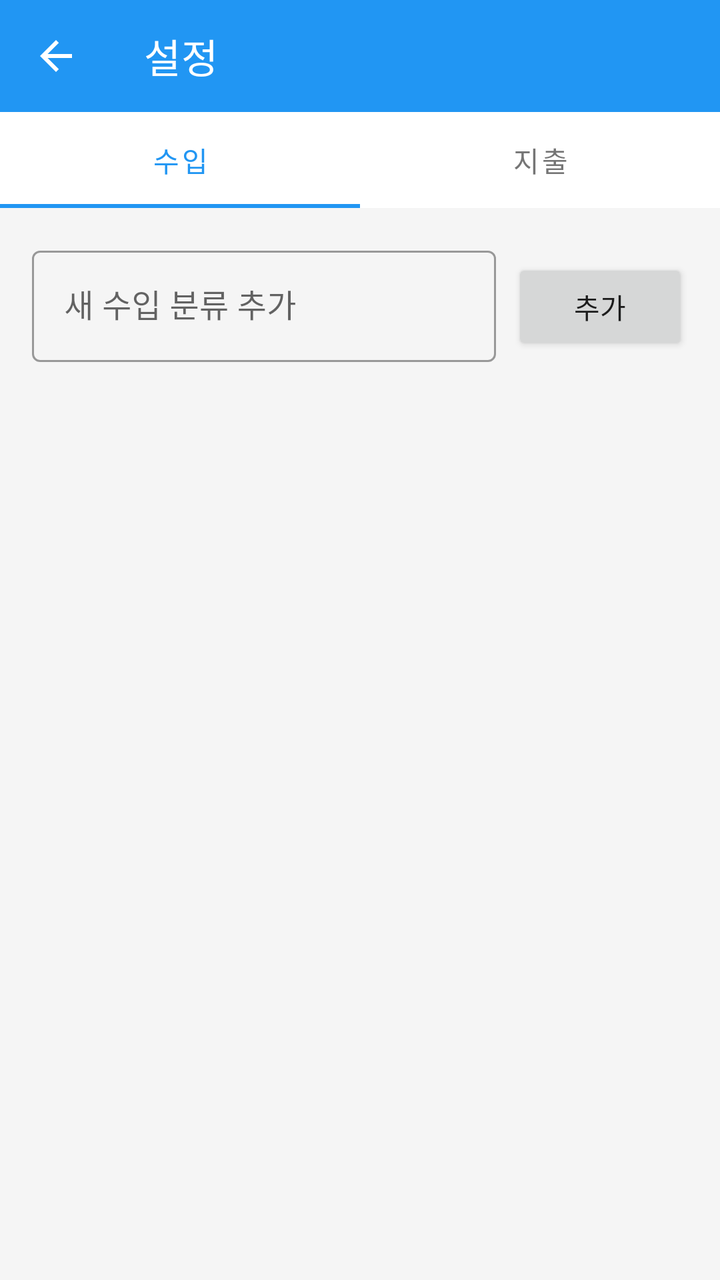
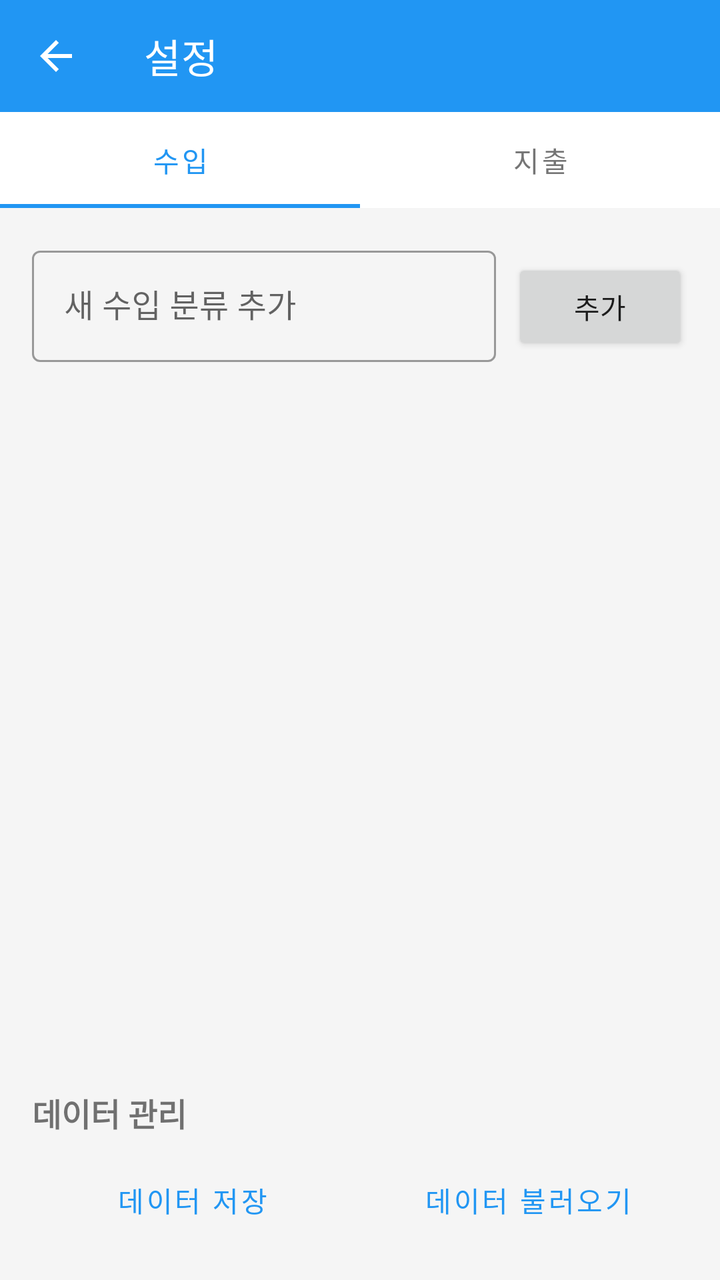

An Android layout rendered at two revisions. The XML below is the earlier revision; the diff shows what the commit changed to produce the second picture.
<!-- AndroidManifest.xml: activity theme Theme.FinanceTracker.NoActionBar -->
<!-- res/layout/activity_settings.xml -->
<?xml version="1.0" encoding="utf-8"?>
<LinearLayout xmlns:android="http://schemas.android.com/apk/res/android"
    xmlns:app="http://schemas.android.com/apk/res-auto"
    android:layout_width="match_parent"
    android:layout_height="match_parent"
    android:orientation="vertical"
    android:background="@color/background">

    
    <androidx.appcompat.widget.Toolbar
        android:id="@+id/toolbar"
        android:layout_width="match_parent"
        android:layout_height="?attr/actionBarSize"
        android:background="@color/primary"
        app:title="설정"
        app:titleTextColor="@color/white"
        app:navigationIcon="@drawable/ic_back" />

    
    <com.google.android.material.tabs.TabLayout
        android:id="@+id/tabLayout"
        android:layout_width="match_parent"
        android:layout_height="wrap_content"
        android:background="@color/white"
        app:tabTextColor="@color/text_secondary"
        app:tabSelectedTextColor="@color/primary"
        app:tabIndicatorColor="@color/primary"
        app:tabMode="fixed"
        app:tabGravity="fill">

        <com.google.android.material.tabs.TabItem
            android:layout_width="wrap_content"
            android:layout_height="wrap_content"
            android:text="수입" />

        <com.google.android.material.tabs.TabItem
            android:layout_width="wrap_content"
            android:layout_height="wrap_content"
            android:text="지출" />

    </com.google.android.material.tabs.TabLayout>

    <LinearLayout
        android:layout_width="match_parent"
        android:layout_height="match_parent"
        android:orientation="vertical"
        android:padding="16dp">

        
        <LinearLayout
            android:layout_width="match_parent"
            android:layout_height="wrap_content"
            android:orientation="horizontal"
            android:layout_marginBottom="16dp">

            <com.google.android.material.textfield.TextInputLayout
                android:id="@+id/newCategoryInputLayout"
                android:layout_width="0dp"
                android:layout_height="wrap_content"
                android:layout_weight="1"
                android:hint="새 수입 분류 추가"
                style="@style/Widget.MaterialComponents.TextInputLayout.OutlinedBox">

                <com.google.android.material.textfield.TextInputEditText
                    android:id="@+id/newCategoryEditText"
                    android:layout_width="match_parent"
                    android:layout_height="wrap_content"
                    android:inputType="text"
                    android:maxLines="1" />

            </com.google.android.material.textfield.TextInputLayout>

            <Button
                android:id="@+id/addCategoryButton"
                android:layout_width="wrap_content"
                android:layout_height="wrap_content"
                android:text="추가"
                android:layout_marginStart="8dp" />

        </LinearLayout>

        
        <androidx.recyclerview.widget.RecyclerView
            android:id="@+id/categoryRecyclerView"
            android:layout_width="match_parent"
            android:layout_height="0dp"
            android:layout_weight="1" />

    </LinearLayout>

</LinearLayout>
<!-- resources referenced by this layout -->
<resources>
  <color name="background">#F5F5F5</color>
  <color name="primary">#2196F3</color>
  <color name="text_secondary">#757575</color>
  <color name="white">#FFFFFFFF</color>
  <!-- drawable ic_back (drawable) -->
  <?xml version="1.0" encoding="utf-8"?>
  <vector xmlns:android="http://schemas.android.com/apk/res/android"
      android:width="24dp"
      android:height="24dp"
      android:viewportWidth="24"
      android:viewportHeight="24"
      android:tint="@color/white">
      <path
          android:fillColor="@android:color/white"
          android:pathData="M20,11H7.83l5.59,-5.59L12,4l-8,8 8,8 1.41,-1.41L7.83,13H20v-2z"/>
  </vector>
  <style name="Theme.FinanceTracker.NoActionBar">
          <item name="windowActionBar">false</item>
          <item name="windowNoTitle">true</item>
      </style>
</resources>

<!-- the commit's change to res/layout/activity_settings.xml (unified diff, before → after) -->
@@ -86,6 +86,40 @@
             android:layout_height="0dp"
             android:layout_weight="1" />
 
+        
+        <TextView
+            android:layout_width="match_parent"
+            android:layout_height="wrap_content"
+            android:text="데이터 관리"
+            android:textSize="16sp"
+            android:textStyle="bold"
+            android:layout_marginTop="16dp"
+            android:layout_marginBottom="8dp" />
+
+        <LinearLayout
+            android:layout_width="match_parent"
+            android:layout_height="wrap_content"
+            android:orientation="horizontal">
+
+            <Button
+                android:id="@+id/exportButton"
+                android:layout_width="0dp"
+                android:layout_height="wrap_content"
+                android:layout_weight="1"
+                android:text="데이터 저장"
+                android:layout_marginEnd="8dp"
+                style="@style/Widget.MaterialComponents.Button.OutlinedButton" />
+
+            <Button
+                android:id="@+id/importButton"
+                android:layout_width="0dp"
+                android:layout_height="wrap_content"
+                android:layout_weight="1"
+                android:text="데이터 불러오기"
+                style="@style/Widget.MaterialComponents.Button.OutlinedButton" />
+
+        </LinearLayout>
+
     </LinearLayout>
 
 </LinearLayout>
